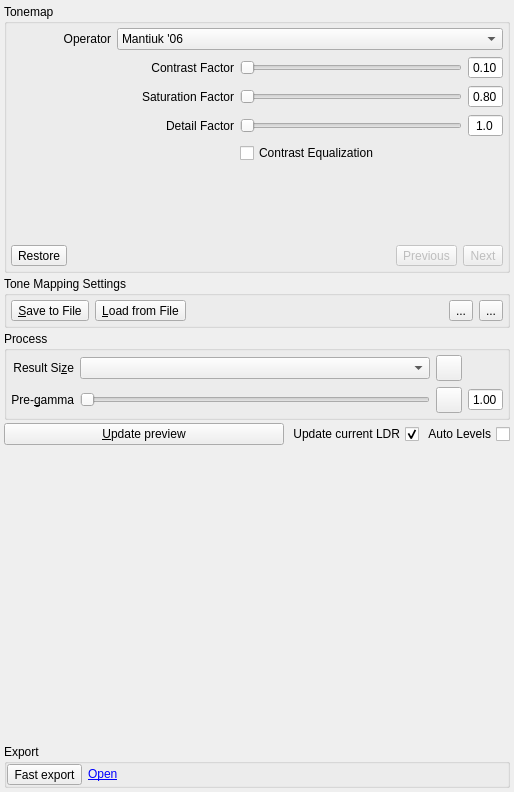
Before: the Qt Designer form src/TonemappingPanel/TonemappingPanel.ui in LuminanceHDR/LuminanceHDR, drawn with Qt 5.
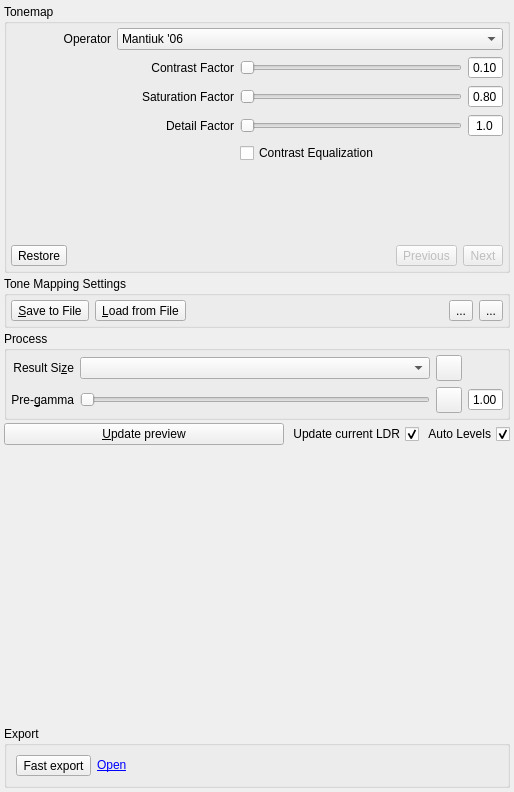
After: the same form once the commit is applied. Icons and pictures are not drawn.

Commit message: [Luminance HDR]: fix dark theme, using system icons (Linux only, to see what should be done in Mac/Win: bundled theme, fallback icons?) [MainWindow]: Show fullscreen, Fullscreen view of LDRs/HDRs, modified Autolevels [TonemappingPanel]: Minor fixes (UI, pregamma) [HelpBrowser]: Fixes for dark theme and system icons, print preview (printing help is crap right now, qt5.7 webengine has better printing support!!!) [Splash Screen]: Fixes for dark theme [About Dialog]: Fixes for dark theme

Patch:
```diff
--- a/src/TonemappingPanel/TonemappingPanel.ui
+++ b/src/TonemappingPanel/TonemappingPanel.ui
@@ -90,6 +90,9 @@
        <property name="text">
         <string>Auto Levels</string>
        </property>
+       <property name="checked">
+        <bool>true</bool>
+       </property>
       </widget>
      </item>
     </layout>
@@ -3007,19 +3010,9 @@
       <string>Export</string>
      </property>
      <layout class="QGridLayout" name="gridLayout_25">
-      <property name="leftMargin">
-       <number>0</number>
-      </property>
-      <property name="topMargin">
-       <number>0</number>
-      </property>
-      <property name="rightMargin">
-       <number>0</number>
-      </property>
-      <property name="bottomMargin">
-       <number>0</number>
-      </property>
-      <item row="0" column="1">
+      <item row="0" column="0">
+       <layout class="QHBoxLayout" name="horizontalLayout_2">
+        <item>
        <widget class="QToolButton" name="queueButton">
         <property name="text">
          <string>Fast export</string>
@@ -3033,20 +3026,7 @@
         </property>
        </widget>
       </item>
-      <item row="0" column="7">
-       <spacer name="horizontalSpacer_3">
-        <property name="orientation">
-         <enum>Qt::Horizontal</enum>
-        </property>
-        <property name="sizeHint" stdset="0">
-         <size>
-          <width>40</width>
-          <height>20</height>
-         </size>
-        </property>
-       </spacer>
-      </item>
-      <item row="0" column="2">
+        <item>
        <widget class="QLabel" name="lblOpenQueue">
         <property name="toolTip">
          <string>Opens the current export direcotory. This can be changed in the preferences!</string>
@@ -3062,19 +3042,34 @@
         </property>
        </widget>
       </item>
-      <item row="0" column="5">
-       <widget class="QLabel" name="lblQueueSize">
-        <property name="text">
-         <string notr="true"/>
-        </property>
-       </widget>
-      </item>
-      <item row="0" column="6">
+        <item>
        <layout class="QHBoxLayout" name="frameSpinner">
         <property name="spacing">
          <number>0</number>
         </property>
        </layout>
+        </item>
+        <item>
+         <spacer name="horizontalSpacer_3">
+          <property name="orientation">
+           <enum>Qt::Horizontal</enum>
+          </property>
+          <property name="sizeHint" stdset="0">
+           <size>
+            <width>40</width>
+            <height>20</height>
+           </size>
+          </property>
+         </spacer>
+        </item>
+       </layout>
+      </item>
+      <item row="0" column="1">
+       <widget class="QLabel" name="lblQueueSize">
+        <property name="text">
+         <string notr="true"/>
+        </property>
+       </widget>
       </item>
      </layout>
     </widget>
```
Left out of the diff: 45 changed lines with no effect on the pictures. Lines whose indentation alone changed are shown as unchanged. The commit also changes 41 other files.
